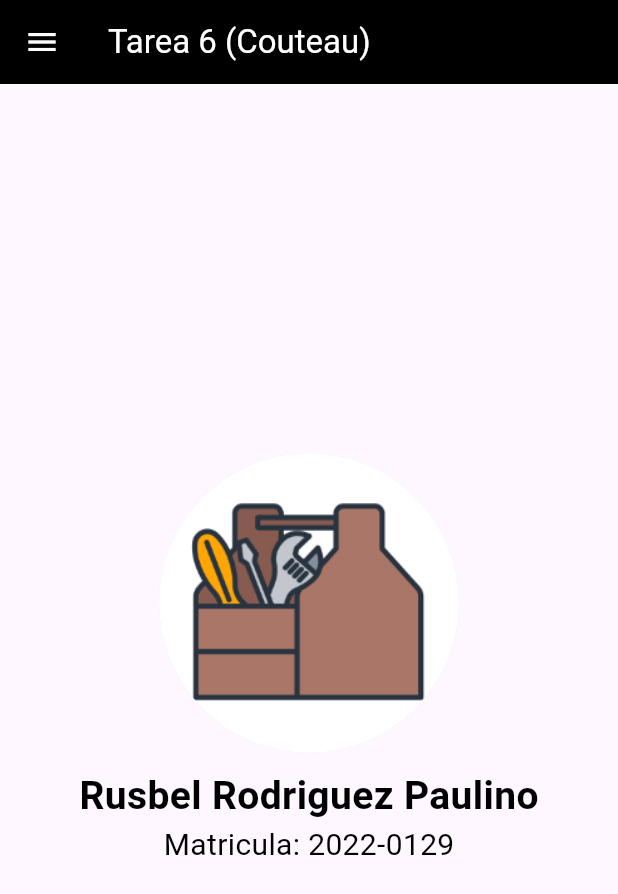
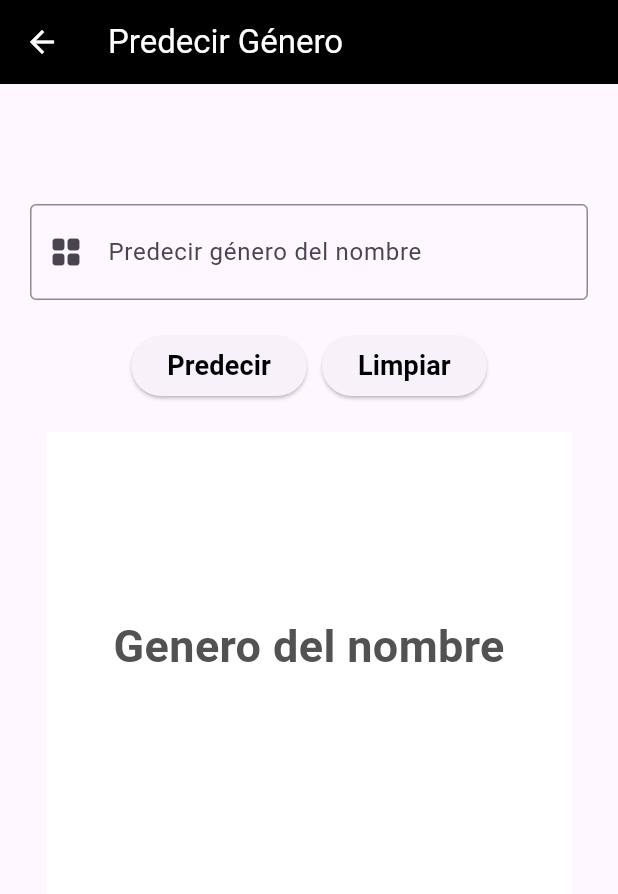
Before and after one commit to Russ120/Tarea_6_-Couteau-_AppMovil, a Flutter app: the screen it shows after launch, in the side drawer, after a tap on "Predecir Genero", on a phone screen of 412 x 824 dp. Shown: the top 894 px of the screen. Run offline on Flutter 3.47's test engine with Material 3 defaults, Android fonts, the phone set to English and light mode, and no system bars.

Commit message:
Creación del apartado Predecir Genero

```diff
--- a/lib/main.dart
+++ b/lib/main.dart
@@ -1,6 +1,7 @@
 // ignore_for_file: prefer_const_constructors
 
 import 'package:flutter/material.dart';
+import 'package:tarea_6_couteau/pages/PredecirGenero.dart';
 
 import 'pages/AcercaDeContratame.dart';
 import 'pages/Inicio.dart';
@@ -23,6 +24,7 @@ class MyApp extends StatelessWidget {
           '/inicio': (context) => Inicio(),
           '/NavigationDrawer': (context) => DrawerContent(),
           '/Contratame': (context) => Contratame(),
+          '/PredecirGenero': (context) => PredecirGenero(),
         });
   }
 }
--- a/lib/pages/NavigationDrawer.dart
+++ b/lib/pages/NavigationDrawer.dart
@@ -54,7 +54,7 @@ class DrawerContent extends StatelessWidget {
                 color: Color.fromARGB(255, 255, 255, 255),
               )),
           onTap: () {
-            Navigator.pushNamed(context, '/inicio');
+            Navigator.pushNamed(context, '/PredecirGenero');
           },
         ),
         Divider(),
@@ -141,64 +141,3 @@ class DrawerContent extends StatelessWidget {
     );
   }
 }
-
-////////////////////////////////////
-///
-///
-// ///
-// class DrawerContent extends StatelessWidget {
-//   @override
-//   Widget build(BuildContext context) {
-//     return Drawer(
-//       child: ListView(
-//         padding: EdgeInsets.zero,
-//         children: <Widget>[
-//           Container(
-//             height: 300,
-//             color: Color.fromARGB(255, 237, 231, 231),
-//             child: CircleAvatar(
-//               radius: 200, // Tamaño del círculo
-//               backgroundImage:
-//                   AssetImage('assets/Foto.jpg'), // Ruta de la imagen
-//             ),
-//           ),
-//           Center(
-//             child: ListTile(
-//               title: Text(
-//                 "Rusbel Rodriguez Paulino",
-//                 textAlign: TextAlign.center, // Alinea el texto al centro
-//                 style: TextStyle(
-//                   fontSize: 18,
-//                   fontWeight: FontWeight.bold,
-//                   color: Color.fromARGB(255, 68, 52, 18),
-//                 ),
-//               ),
-//             ),
-//           ),
-//           ListTile(
-//             leading: Icon(Icons.home),
-//             title: Text("Presentación"),
-//             onTap: () {
-//               Navigator.pushNamed(context, '/presentation');
-//             },
-//           ),
-//           Divider(),
-//           ListTile(
-//               leading: Icon(Icons.calculate),
-//               title: Text("Calcular Tabla"),
-//               onTap: () {
-//                 Navigator.pushNamed(context, '/TablaMultiplicar');
-//               }),
-//           Divider(),
-//           ListTile(
-//               leading: Icon(Icons.multiline_chart),
-//               title: Text("Analisis de numeros"),
-//               onTap: () {
-//                 Navigator.pushNamed(context, '/analisisNumeros');
-//               }),
-//           Divider(),
-//         ],
-//       ),
-//     );
-//   }
-// }
--- a/lib/pages/PredecirGenero.dart
+++ b/lib/pages/PredecirGenero.dart
@@ -0,0 +1,265 @@
+// ignore_for_file: use_key_in_widget_constructors, library_private_types_in_public_api, prefer_final_fields, unused_element, prefer_const_constructors, unused_field, no_leading_underscores_for_local_identifiers
+
+import 'dart:convert';
+
+import 'package:flutter/material.dart';
+import 'package:http/http.dart' as http;
+
+class PredecirGenero extends StatefulWidget {
+  @override
+  _PredecirGeneroState createState() => _PredecirGeneroState();
+}
+
+class _PredecirGeneroState extends State<PredecirGenero> {
+  String _nombre = '';
+  String _genero = '';
+  double _probabilidad = 0.0;
+  Color _cuadroColor = Color.fromARGB(255, 255, 255, 255);
+  TextEditingController _controller = TextEditingController();
+
+  void _cambiarColor(_genero) {
+    setState(() {
+      _cuadroColor = _genero.toLowerCase() == 'male'
+          ? Colors.blue
+          : _nombre.toLowerCase() == 'female'
+              ? Colors.white
+              : Colors.pink;
+    });
+  }
+
+  Future<void> _consultarGenero(String nombre) async {
+    final response =
+        await http.get(Uri.parse('https://api.genderize.io?name=$nombre'));
+    if (response.statusCode == 200) {
+      setState(() {
+        final jsonData = json.decode(response.body);
+        _genero = jsonData['gender'];
+        _probabilidad = jsonData['probability'];
+        _cambiarColor(_genero);
+      });
+    } else {
+      throw Exception('Error al consultar el genero');
+    }
+  }
+
+  void _limpiar() {
+    setState(() {
+      _nombre = '';
+      _genero = '';
+      _probabilidad = 0.0;
+      _cuadroColor = Colors.white;
+      _controller.clear();
+    });
+  }
+
+  @override
+  Widget build(BuildContext context) {
+    return Scaffold(
+      appBar: AppBar(
+        iconTheme: IconThemeData(color: Colors.white),
+        backgroundColor: Colors.black,
+        title: Text(
+          'Predecir Género',
+          style: TextStyle(color: Colors.white),
+        ),
+      ),
+
+      //body
+
+      body: SingleChildScrollView(
+        child: Padding(
+          padding: EdgeInsets.symmetric(horizontal: 20.0),
+          child: Center(
+            child: Column(
+              mainAxisAlignment: MainAxisAlignment.start,
+              children: <Widget>[
+                SizedBox(height: 80.0),
+                //input
+                TextField(
+                  controller: _controller,
+                  onChanged: (value) {
+                    setState(() {
+                      _nombre = value;
+                    });
+                  },
+                  decoration: InputDecoration(
+                    labelText:
+                        'Predecir género del nombre', // Etiqueta sobre el campo
+
+                    prefixIcon:
+                        Icon(Icons.grid_view_rounded), // Ícono descriptivo
+                    hintText: 'Ingrese un nombre',
+                    focusedBorder: OutlineInputBorder(
+                      // Cambiar el color del borde cuando está enfocado
+                      borderSide: BorderSide(
+                        color: const Color.fromARGB(
+                            255, 0, 0, 0), // Color personalizable
+                      ),
+                    ),
+                    enabledBorder: OutlineInputBorder(
+                      // Estilo de borde por defecto
+                      borderSide:
+                          BorderSide(color: Color.fromARGB(255, 140, 140, 140)),
+                    ),
+                    contentPadding: EdgeInsets.symmetric(
+                        vertical: 20, horizontal: 20), // Ajuste de ancho
+                  ),
+                ),
+
+                SizedBox(height: 20.0),
+
+                //botones de color y generar
+                Row(
+                  mainAxisAlignment: MainAxisAlignment.center,
+                  children: [
+                    ElevatedButton(
+                      onPressed: () {
+                        _consultarGenero(_nombre);
+                      },
+                      child: Text('Predecir',
+                          style: TextStyle(
+                              color: const Color.fromARGB(255, 0, 0, 0),
+                              fontSize: 18,
+                              fontWeight: FontWeight.bold)),
+                    ),
+                    SizedBox(width: 10),
+                    ElevatedButton(
+                      onPressed: _limpiar,
+                      child: Text(
+                        'Limpiar',
+                        style: TextStyle(
+                            color: const Color.fromARGB(255, 0, 0, 0),
+                            fontSize: 18,
+                            fontWeight: FontWeight.bold),
+                      ),
+                    ),
+                  ],
+                ),
+
+                SizedBox(height: 20.0),
+
+                //cuadro del color
+                Container(
+                  width: 350,
+                  height: 350,
+                  color: _cuadroColor,
+                  child: Center(
+                      child: Column(
+                    mainAxisAlignment: MainAxisAlignment.center,
+                    children: [
+                      Text(
+                        _nombre.isNotEmpty
+                            ? 'Género es: $_genero'
+                            : 'Genero del nombre',
+                        style: TextStyle(
+                            fontSize: 30.0,
+                            color: Color.fromARGB(255, 82, 82, 82),
+                            fontWeight: FontWeight.bold),
+                      ),
+                      Text(
+                        _nombre.isNotEmpty
+                            ? 'Probabilidad es: $_probabilidad'
+                            : '',
+                        style: TextStyle(
+                            fontSize: 25.0,
+                            color: Color.fromARGB(255, 77, 76, 76),
+                            fontWeight: FontWeight.bold),
+                      ),
+                      Text(
+                        _nombre.isNotEmpty ? 'Nombre: $_nombre' : '',
+                        style: TextStyle(
+                            fontSize: 20.0,
+                            color: Color.fromARGB(255, 99, 98, 98),
+                            fontWeight: FontWeight.bold),
+                      ),
+                    ],
+                  )),
+                ),
+
+                SizedBox(height: 20.0),
+              ],
+            ),
+          ),
+        ),
+      ),
+    );
+  }
+}
+
+
+
+
+
+
+
+
+/////////////////
+// import 'dart:convert';
+
+// import 'package:flutter/material.dart';
+// import 'package:http/http.dart' as http;
+
+// class PredecirGenero extends StatefulWidget {
+//   @override
+//   _PredecirGeneroState createState() => _PredecirGeneroState();
+// }
+
+// class _PredecirGeneroState extends State<PredecirGenero> {
+//   TextEditingController _controller = TextEditingController();
+//   String _nombre = '';
+//   String _genero = '';
+
+//   Future<void> _consultarGenero(String nombre) async {
+//     final response =
+//         await http.get(Uri.parse('https://api.genderize.io?name=$nombre'));
+//     if (response.statusCode == 200) {
+//       setState(() {
+//         final jsonData = json.decode(response.body);
+//         _genero = jsonData['gender'];
+//       });
+//     } else {
+//       throw Exception('Error al consultar el genero');
+//     }
+//   }
+
+//   @override
+//   Widget build(BuildContext context) {
+//     return Scaffold(
+//       appBar: AppBar(
+//         title: Text('Genderize API'),
+//       ),
+//       body: Padding(
+//         padding: const EdgeInsets.all(20.0),
+//         child: Column(
+//           mainAxisAlignment: MainAxisAlignment.start,
+//           children: <Widget>[
+//             TextField(
+//               controller: _controller,
+//               onChanged: (value) {
+//                 setState(() {
+//                   _nombre = value;
+//                 });
+//               },
+//               decoration: InputDecoration(
+//                 labelText: 'Ingrese un nombre',
+//                 hintText: 'Ej. Juan',
+//               ),
+//             ),
+//             SizedBox(height: 20.0),
+//             ElevatedButton(
+//               onPressed: () {
+//                 _consultarGenero(_nombre);
+//               },
+//               child: Text('Consultar Género'),
+//             ),
+//             SizedBox(height: 20.0),
+//             Text(
+//               _genero.isNotEmpty ? 'Género: $_genero' : '',
+//               style: TextStyle(fontSize: 20.0),
+//             ),
+//           ],
+//         ),
+//       ),
+//     );
+//   }
+// }
--- a/pubspec.yaml
+++ b/pubspec.yaml
@@ -32,9 +32,11 @@ dependencies:
     sdk: flutter
 
 
+
   # The following adds the Cupertino Icons font to your application.
   # Use with the CupertinoIcons class for iOS style icons.
   cupertino_icons: ^1.0.2
+  http: ^1.2.0
 
 dev_dependencies:
   flutter_test:
```
Also changed, not shown: pubspec.lock.
